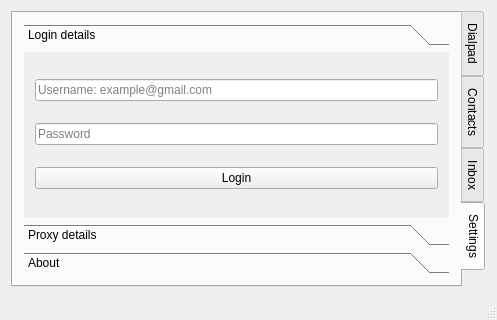
This is qgvdial/qt-not-qml/mainwindow.ui in shailesh83/qgvdial as Qt 5 draws it before an edit. The edited form follows.
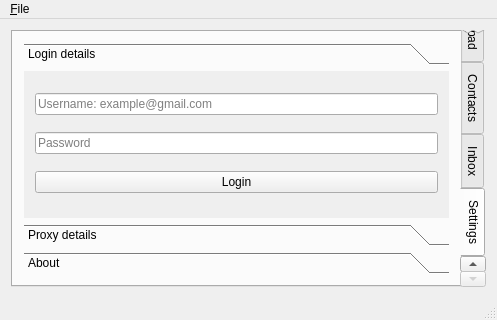
This is the edited form. The open tabs and pages were chosen to show the change. Custom widgets are drawn as their Qt base class.

The edit to the form file:
```diff
--- a/qgvdial/qt-not-qml/mainwindow.ui
+++ b/qgvdial/qt-not-qml/mainwindow.ui
@@ -286,8 +286,8 @@
             <rect>
              <x>0</x>
              <y>0</y>
-             <width>93</width>
-             <height>93</height>
+             <width>436</width>
+             <height>148</height>
             </rect>
            </property>
            <attribute name="label">
@@ -470,9 +470,16 @@
      <x>0</x>
      <y>0</y>
      <width>497</width>
-     <height>21</height>
+     <height>25</height>
     </rect>
    </property>
+   <widget class="QMenu" name="menu_File">
+    <property name="title">
+     <string>&amp;File</string>
+    </property>
+    <addaction name="action_Quit"/>
+   </widget>
+   <addaction name="menu_File"/>
   </widget>
   <widget class="QStatusBar" name="statusBar"/>
  </widget>
```
Left out of the diff: 16 changed lines with no effect on the pictures.
